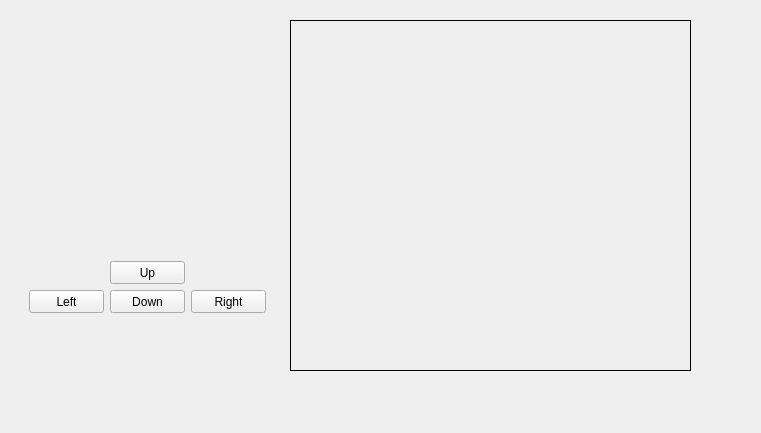
The window that Map/dungeon.ui (TeamQuadForce/Comp345RPG) describes before a commit, drawn with Qt 5.
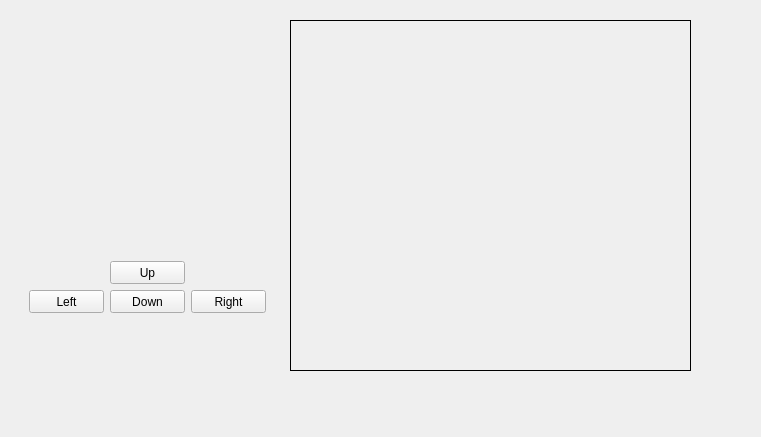
The same window after the commit.

Patch:
```diff
--- a/Map/dungeon.ui
+++ b/Map/dungeon.ui
@@ -7,7 +7,7 @@
     <x>0</x>
     <y>0</y>
     <width>761</width>
-    <height>433</height>
+    <height>437</height>
    </rect>
   </property>
   <property name="windowTitle">
```
Left out of the diff: 10 changed lines with no effect on the pictures.
